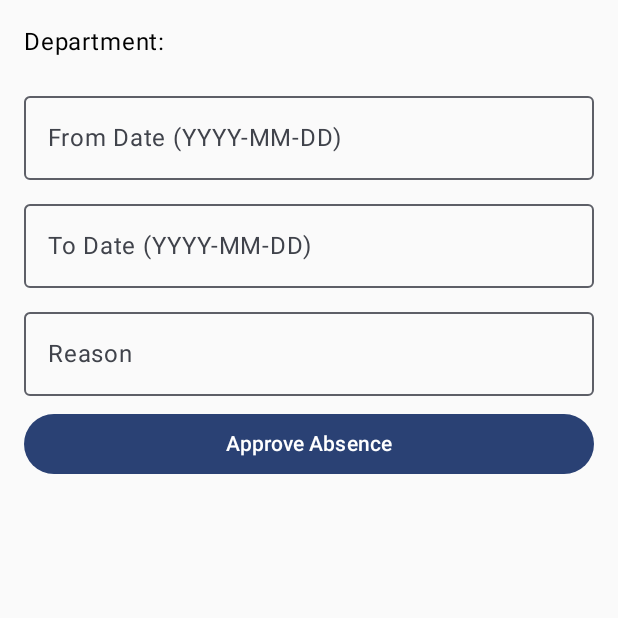
After one commit to Aditya-Sett/Smart-Attendance-App, an Android app built with Jetpack Compose: the ApproveAbsenceScreen screen opened through its navigation route, on a phone screen of 412 x 824 dp, the top half of it. The commit adds this screen. Run offline under Robolectric (Android 15) with nearby library versions, the light colour scheme and no system bars.

Commit message:
Leave Consideration page is designed

```diff
--- /dev/null
+++ b/app/src/main/java/com/mckv/attendance/ApproveAbsenceScreen.kt
@@ -0,0 +1,128 @@
+package com.mckv.attendance
+
+//Jetpack Compose UI
+import androidx.compose.foundation.layout.*
+import androidx.compose.foundation.lazy.LazyColumn
+import androidx.compose.foundation.lazy.items
+import androidx.compose.material3.*
+import androidx.compose.runtime.*
+import androidx.compose.ui.Modifier
+import androidx.compose.ui.unit.dp
+
+//Navigation
+import androidx.navigation.NavHostController
+
+//JSON handling
+import org.json.JSONArray
+import org.json.JSONObject
+
+//Networking (Retrofit)
+import okhttp3.ResponseBody
+import retrofit2.Call
+import retrofit2.Callback
+import retrofit2.Response
+
+//Logging
+import android.util.Log
+import com.mckv.attendance.model.RetrofitClient
+import okhttp3.MediaType.Companion.toMediaType
+import okhttp3.RequestBody.Companion.toRequestBody
+
+
+@Composable
+fun ApproveAbsenceScreen(navController: NavHostController) {
+    val savedStateHandle = navController.previousBackStackEntry?.savedStateHandle
+    val absenceData = savedStateHandle?.get<Map<String, Any>>("absenceData")
+    val department = absenceData?.get("department") as? String ?: ""
+    val selectedStudents = absenceData?.get("selectedStudents") as? List<Map<String, Any>> ?: emptyList()
+
+    var fromDate by remember { mutableStateOf("") }
+    var toDate by remember { mutableStateOf("") }
+    var reason by remember { mutableStateOf("") }
+
+    Column(
+        Modifier.fillMaxSize().padding(16.dp),
+        verticalArrangement = Arrangement.spacedBy(8.dp)
+    ) {
+        // Department (Read-only)
+        /*OutlinedTextField(
+            value = department,
+            onValueChange = {},
+            label = { Text("Department") },
+            enabled = false,
+            modifier = Modifier.fillMaxWidth()
+        )*/
+        Text("Department: $department")
+
+        // Selected Students (Read-only list)
+        //Text("Selected Students:")
+        LazyColumn {
+            items(selectedStudents) { student ->
+                Text(
+                    text = "${student["name"] ?: "Unknown"} (${student["studentid"] ?: ""})"
+                )
+            }
+        }
+
+        // Date & Reason Inputs
+        OutlinedTextField(
+            value = fromDate,
+            onValueChange = { fromDate = it },
+            label = { Text("From Date (YYYY-MM-DD)") },
+            modifier = Modifier.fillMaxWidth()
+        )
+        OutlinedTextField(
+            value = toDate,
+            onValueChange = { toDate = it },
+            label = { Text("To Date (YYYY-MM-DD)") },
+            modifier = Modifier.fillMaxWidth()
+        )
+        OutlinedTextField(
+            value = reason,
+            onValueChange = { reason = it },
+            label = { Text("Reason") },
+            modifier = Modifier.fillMaxWidth()
+        )
+
+        // Approve Button
+        Button(
+            onClick = {
+                val studentIdsArray = JSONArray().apply {
+                    selectedStudents.forEach { student ->
+                        put(student["_id"])   // ✅ Only _id goes to backend
+                    }
+                }
+                val jsonObj = JSONObject().apply {
+                    put("department", department)
+                    //put("students", JSONArray(selectedStudents))
+                    put("students", studentIdsArray)
+                    put("fromDate", fromDate)
+                    put("toDate", toDate)
+                    put("reason", reason)
+                }
+                /*val requestBody = jsonObj.toString()
+                    .toRequestBody("application/json; charset=utf-8".toMediaType())*/
+
+                RetrofitClient.instance.approveLeave(
+                    jsonObj.toString().toRequestBody("application/json; charset=utf-8".toMediaType())
+                ).enqueue(object : Callback<ResponseBody> {
+                    override fun onResponse(call: Call<ResponseBody>, response: Response<ResponseBody>) {
+                        if (response.isSuccessful) {
+                            Log.d("API", "Leave approved successfully")
+                            navController.popBackStack()
+                        } else {
+                            Log.e("API", "Approval failed: ${response.code()}")
+                        }
+                    }
+
+                    override fun onFailure(call: Call<ResponseBody>, t: Throwable) {
+                        Log.e("API", "Error approving leave", t)
+                    }
+                })
+            },
+            modifier = Modifier.fillMaxWidth()
+        ) {
+            Text("Approve Absence")
+        }
+    }
+}
--- a/app/src/main/java/com/mckv/attendance/MainActivity.kt
+++ b/app/src/main/java/com/mckv/attendance/MainActivity.kt
@@ -112,6 +112,10 @@ class MainActivity : ComponentActivity() {
                     composable("take_attendance") {
                         TakeAttendanceScreen(navController)
                     }
+                    composable("consider_absence") {
+                        ConsiderAbsenceScreen(navController)
+                    }
+                    composable("approve_absence") { ApproveAbsenceScreen(navController) }
                     composable("attendance_summary") {
                         //val context = LocalContext.current
                         //val sessionManager = SessionManager(context.applicationContext)
--- a/app/src/main/java/com/mckv/attendance/model/ApiService.kt
+++ b/app/src/main/java/com/mckv/attendance/model/ApiService.kt
@@ -15,6 +15,11 @@ interface ApiService {
 
     @POST("api/schedule/")
     suspend fun addSchedule(@Body schedule: Schedule): retrofit2.Response<Schedule>
+
+    @GET("api/students/{department}")
+    fun getStudentsByDepartment(
+        @Path("department") department: String
+    ): Call<ResponseBody>
 
     @POST("api/auth/login")
     fun loginUser(@Body loginRequest: LoginRequest): Call<ResponseBody>
@@ -44,4 +49,7 @@ interface ApiService {
         @Path("subject") subject: String
     ): Call<ResponseBody>
 
+    @POST("/api/attendance/approve-leave")
+    fun approveLeave(@Body body: RequestBody): Call<ResponseBody>
+
 }
```
Also changed, not shown: app/src/main/java/com/mckv/attendance/ConsiderAbsenceScreen.kt (added, +118 -0 lines), app/src/main/java/com/mckv/attendance/TeacherScreen.kt (+9 -0 lines).
